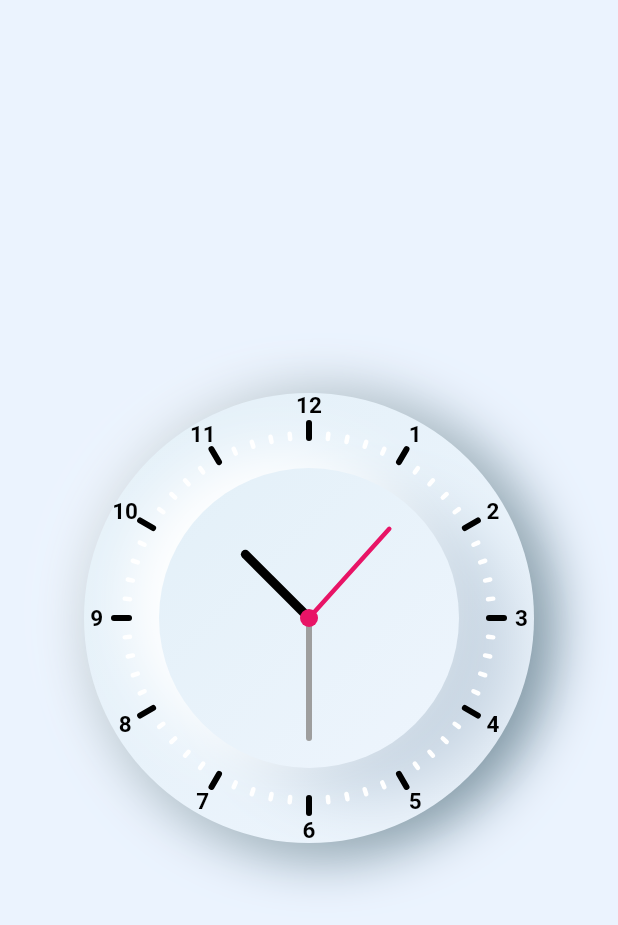
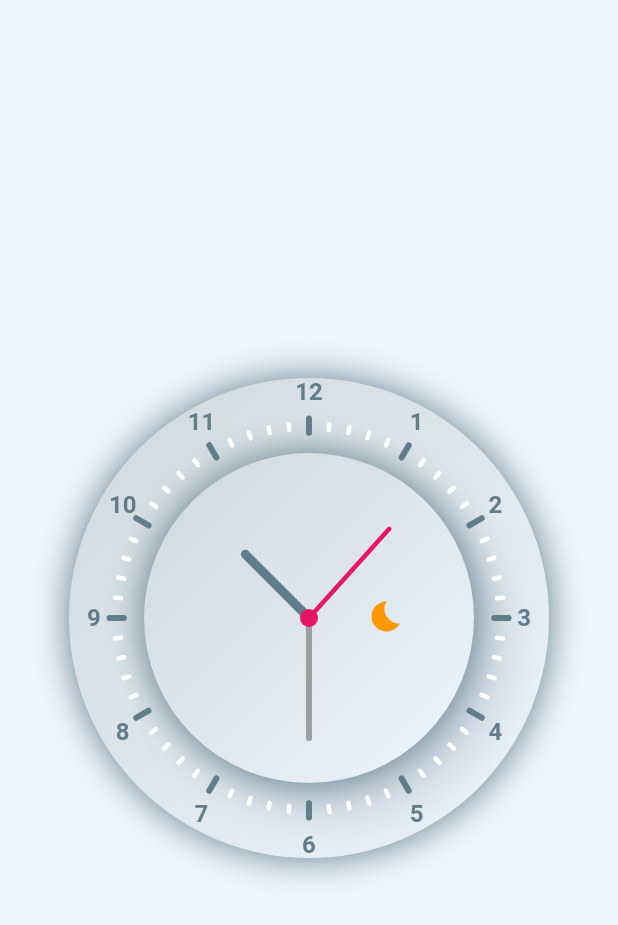
Before and after one commit to bhagirathsinh1/analogclock, a Flutter app: the screen it shows after launch, on a phone screen of 412 x 824 dp. Shown: the top 925 px of the screen. Run offline on Flutter 3.47's test engine with Material 2 defaults, Android fonts, the phone set to English and light mode, and no system bars.

Commit message:
nightMode

```diff
--- a/lib/clock.dart
+++ b/lib/clock.dart
@@ -1,4 +1,4 @@
-// ignore_for_file: prefer_const_constructors, use_full_hex_values_for_flutter_colors, prefer_const_literals_to_create_immutables
+// ignore_for_file: prefer_const_constructors, use_full_hex_values_for_flutter_colors, prefer_const_literals_to_create_immutables, deprecated_member_use, unnecessary_new
 
 import 'dart:async';
 import 'dart:math';
@@ -7,7 +7,11 @@ import 'package:analogclock/clock_painter.dart';
 import 'package:analogclock/dash_painter.dart';
 import 'package:analogclock/hour_painter.dart';
 import 'package:flutter/material.dart';
+import 'package:flutter/scheduler.dart';
 import 'package:flutter/widgets.dart';
+
+bool platformBrightness =
+    SchedulerBinding.instance!.window.platformBrightness == Brightness.dark;
 
 class Clock extends StatefulWidget {
   const Clock({Key? key}) : super(key: key);
@@ -17,6 +21,10 @@ class Clock extends StatefulWidget {
 }
 
 class _ClockState extends State<Clock> {
+  bool dark = platformBrightness ? true : false;
+
+  var bgColor = platformBrightness ? Colors.black : Color(0xFFEEF5FD);
+
   @override
   void initState() {
     super.initState();
@@ -27,9 +35,12 @@ class _ClockState extends State<Clock> {
 
   @override
   Widget build(BuildContext context) {
-    return Container(
-      width: 300,
-      height: 300,
+    return Scaffold(
+      backgroundColor: bgColor,
+      body: Center(
+        child: Container(
+          width: 320,
+          height: 320,
           child: Stack(
             alignment: Alignment.center,
             children: [
@@ -40,42 +51,41 @@ class _ClockState extends State<Clock> {
                   gradient: LinearGradient(
                     begin: Alignment.topLeft,
                     end: Alignment.bottomRight,
-                colors: [Color(0xFFE3F0F8), Color(0xFFEEF5FD)],
+                    colors: dark
+                        ? [Colors.black, Colors.black54]
+                        : [Color(0xFFCFD8DC), Color(0xFFEEF5FD)],
                   ),
                   boxShadow: [
                     BoxShadow(
                       color: Colors.blueGrey,
-                  blurRadius: 32,
-                  offset: Offset(10, 5),
-                ),
-                BoxShadow(
-                  color: Color(0x8AFFFFFF),
-                  blurRadius: 32,
-                  offset: Offset(-10, -5),
+                      blurRadius: 20,
+                      offset: Offset(-0, -0),
                     ),
                   ],
                 ),
               ),
               Container(
-            width: 200,
-            height: 200,
+                width: 220,
+                height: 220,
                 decoration: BoxDecoration(
                   shape: BoxShape.circle,
                   gradient: LinearGradient(
                     begin: Alignment.topLeft,
                     end: Alignment.bottomRight,
-                colors: [Color(0xFFE3F0F8), Color(0xFFEEF5FD)],
+                    colors: dark
+                        ? [Colors.black87, Colors.black45]
+                        : [Color(0xFFCFD8DC), Color(0xFFEEF5FD)],
                   ),
                   boxShadow: [
                     BoxShadow(
                       color: Color(0xFF3F6080).withOpacity(.2),
-                  blurRadius: 32,
-                  offset: Offset(40, 20),
+                      blurRadius: 30,
+                      offset: Offset(20, 20),
                     ),
                     BoxShadow(
-                  color: Colors.white,
-                  blurRadius: 32,
-                  offset: Offset(-20, -10),
+                      color: Colors.blueGrey,
+                      blurRadius: 20,
+                      offset: Offset(-0, -0),
                     ),
                   ],
                 ),
@@ -110,8 +120,54 @@ class _ClockState extends State<Clock> {
                   ),
                 ),
               ),
+              Padding(
+                padding: const EdgeInsets.fromLTRB(100, 0, 0, 0),
+                child: FlatButton(
+                  splashColor: Colors.transparent,
+                  highlightColor: Colors.transparent,
+                  // height: 100,
+                  shape: RoundedRectangleBorder(
+                      borderRadius: BorderRadius.circular(30)),
+                  onPressed: () {
+                    if (dark == true) {
+                      dark = false;
+                    } else {
+                      dark = true;
+                    }
+                    changeBackground();
+                  },
+
+                  // color: Colors.btnColor,
+                  child: new IconTheme(
+                      data: new IconThemeData(color: Colors.orange),
+                      child: Transform.rotate(
+                          angle: 56,
+                          child: dark == true
+                              ? Icon(Icons.wb_sunny)
+                              : Icon(Icons.nightlight_sharp))),
+                  padding: EdgeInsets.fromLTRB(0, 0, 0, 0),
+                ),
+              ),
             ],
+          ),
+        ),
       ),
     );
   }
+
+  void changeBackground() {
+    if (dark == true) {
+      setState(() {
+        bgColor = Colors.black;
+        // dark = false;
+        // platformBrightness = false;
+      });
+    } else {
+      setState(() {
+        bgColor = Color(0xFFEEF5FD);
+        // dark = true;
+        // platformBrightness = true;
+      });
     }
+  }
+}
--- a/lib/clock_painter.dart
+++ b/lib/clock_painter.dart
@@ -35,7 +35,7 @@ class ClockPainter extends CustomPainter {
 
 //hour hand paint
     var hourHandBrush = Paint()
-      ..color = Colors.black
+      ..color = Colors.blueGrey
       ..strokeWidth = 6
       ..strokeCap = StrokeCap.round
       ..style = PaintingStyle.stroke;
--- a/lib/hour_painter.dart
+++ b/lib/hour_painter.dart
@@ -7,7 +7,6 @@ import 'package:flutter/material.dart';
 class HourPainter extends CustomPainter {
   @override
   void paint(Canvas canvas, Size size) {
-    const double BASE_SIZE = 320.0;
     bool showAllNumbers = true;
     double scaleFactor = size.shortestSide / 320.0;
     _drawIndicators(canvas, size, scaleFactor, showAllNumbers);
@@ -22,7 +21,7 @@ class HourPainter extends CustomPainter {
 void _drawIndicators(
     Canvas canvas, Size size, double scaleFactor, bool showAllNumbers) {
   TextStyle style = TextStyle(
-      color: Colors.black,
+      color: Colors.blueGrey,
       fontWeight: FontWeight.bold,
       fontSize: 16.0 * scaleFactor * 1.0);
   double p = 9.0;
@@ -35,7 +34,7 @@ void _drawIndicators(
     // if (!showAllNumbers && h % 3 != 80) continue;
     double angle = (h * pi / 6) - pi / 2; //+ pi / 2;
     Offset offset =
-        Offset(longHandLength * cos(angle), longHandLength * sin(angle));
+        Offset(longHandLength * 0.95 * cos(angle), longHandLength * sin(angle));
     TextSpan span = TextSpan(style: style, text: h.toString());
     TextPainter tp = TextPainter(
       text: span,
--- a/lib/main.dart
+++ b/lib/main.dart
@@ -13,7 +13,7 @@ class MyApp extends StatelessWidget {
   @override
   Widget build(BuildContext context) {
     return MaterialApp(
-      theme: ThemeData(scaffoldBackgroundColor: Color(0xFFEBF3FE)),
+      // theme: ThemeData(scaffoldBackgroundColor: Colors.black),
       debugShowCheckedModeBanner: false,
       home: Scaffold(body: Center(child: Clock())),
     );
```
Also changed, not shown: lib/dash_painter.dart (+7 -7 lines). Lines whose indentation alone changed are shown as unchanged.
